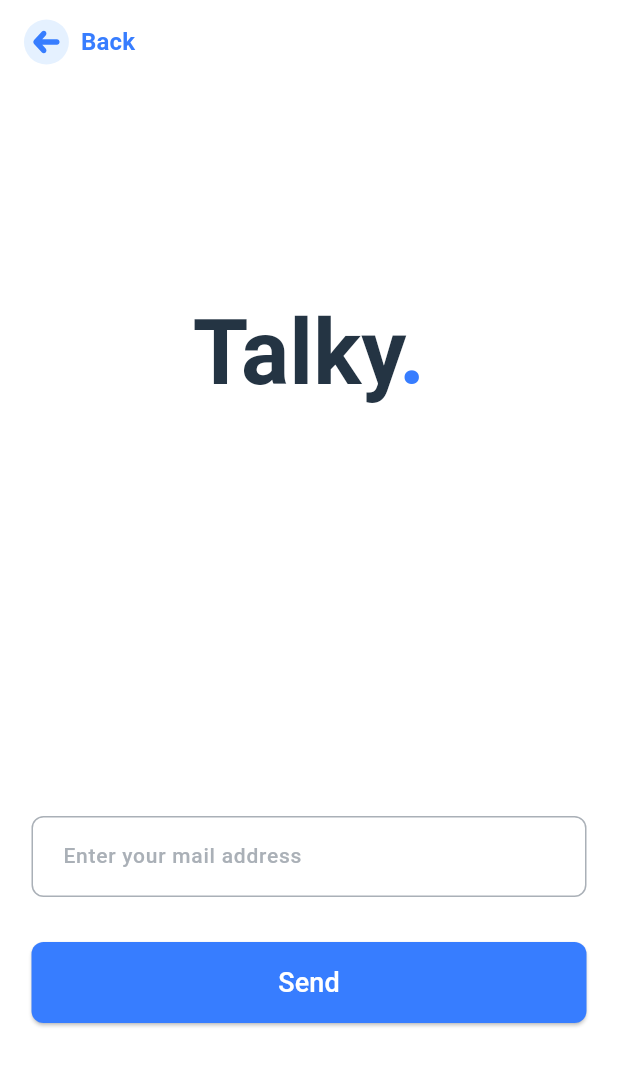
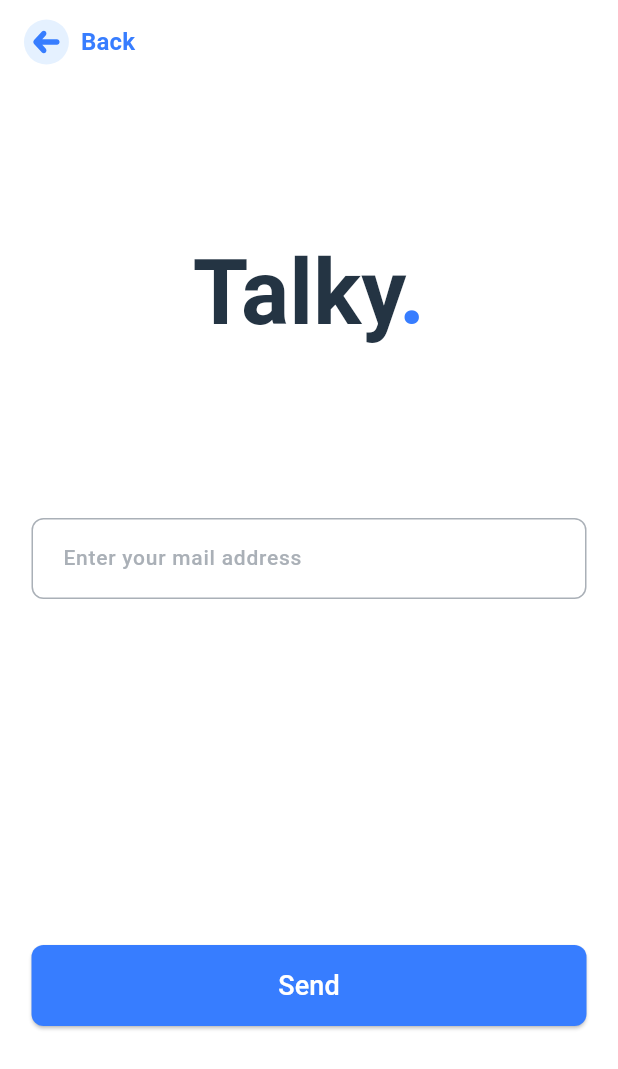
Before and after one commit to navruzaavazova/talky_new, a Flutter app: the ForgotPasswordPage screen opened directly, on a phone screen of 412 x 824 dp. Shown: the top 1069 px of the screen. Run offline on Flutter 3.47's test engine with Material 3 defaults, Android fonts, the phone set to English and light mode, and no system bars; our stand-ins replace cloud_firestore, file_picker, firebase_auth, firebase_core, firebase_storage, flutter_svg and 2 more; missing offline and left inert: email_otp; accounts and stored records are empty.

Commit message:
Change something

```diff
--- a/lib/app.dart
+++ b/lib/app.dart
@@ -2,7 +2,6 @@ import 'package:flutter/material.dart';
 import 'package:talky/features/splash/pages/splash_page.dart';
 import 'package:talky/utils/app_colors.dart';
 import 'package:talky/utils/app_router.dart';
-
 
 class App extends StatelessWidget {
   const App({super.key});
--- a/lib/features/auth/pages/forgot_password_page.dart
+++ b/lib/features/auth/pages/forgot_password_page.dart
@@ -37,9 +37,6 @@ class ForgotPasswordPage extends StatelessWidget {
                 ),
                 child: Column(
                   children: [
-                    const SizedBox(
-                      height: 40,
-                    ),
                     const TextTalky(
                       textSize: 60,
                       textColor: AppColors.blackText,
@@ -58,9 +55,8 @@ class ForgotPasswordPage extends StatelessWidget {
                           text: value.errorText,
                         ),
                       ),
-                    const SizedBox(
-                      height: 30,
-                    ),
+
+                    const Spacer(flex: 2,),
                     PrimaryButton(
                       text: AppString.send,
                       isLoading: value.state.isLoading,
@@ -84,7 +80,7 @@ class ForgotPasswordPage extends StatelessWidget {
                       },
                     ),
                     const SizedBox(
-                      height: 102,
+                      height: 100,
                     ),
                   ],
                 ),
--- a/lib/features/auth/pages/sign_up_mail_page.dart
+++ b/lib/features/auth/pages/sign_up_mail_page.dart
@@ -107,6 +107,7 @@ class SignUpMailPage extends StatelessWidget {
                       if (value.isChecked) {
                         value.sentEmail(
                           email: emailController.text,
+                          password: passwordController.text,
                         );
                       } else {
                         value.chooseCheckFunc();
--- a/lib/features/auth/pages/sign_up_page.dart
+++ b/lib/features/auth/pages/sign_up_page.dart
@@ -39,7 +39,7 @@ class SignUpPage extends StatelessWidget {
                   builder: (context, value, child) {
                     return CustomIconRectangleButton(
                       iconPath: AppIcons.googleIcon.icon,
-                      text: AppString.signInGoogle,
+                      text: AppString.signUpGoogle,
                       func: () => value.signInGoogle(),
                       isLoading: value.state.isLoading,
                     );
--- a/lib/main.dart
+++ b/lib/main.dart
@@ -2,7 +2,6 @@ import 'package:firebase_core/firebase_core.dart';
 import 'package:flutter/material.dart';
 import 'package:talky/app.dart';
 import 'package:talky/firebase_options.dart';
-
 
 void main() async {
   WidgetsFlutterBinding.ensureInitialized();
--- a/lib/utils/app_string.dart
+++ b/lib/utils/app_string.dart
@@ -31,9 +31,14 @@ class AppString {
   static const String enterDescription = 'Enter a description';
   static const String complete = 'Complete';
 
+  //errors
+  static const String withoutNumbers = 'Password need contains at least one number';
+  static const String withoutUpperCase = 'Password need contains at least one UpperCase letter';
+  static const String withoutSymbols = 'Password need contains at least one symbol such as . , - _ ';
 
 
-  // forgot password
+  //forgot password
   static const String forgotPasswordSend =
       'Message for reset password have sent';
+
 }
```
Also changed, not shown: lib/features/auth/pages/sign_in_mail_page.dart (+10 -5 lines), lib/features/auth/providers/sing_up_provider.dart (+9 -3 lines), lib/utils/app_router.dart (+5 -5 lines), pubspec.yaml (+8 -44 lines), pubspec.lock.
